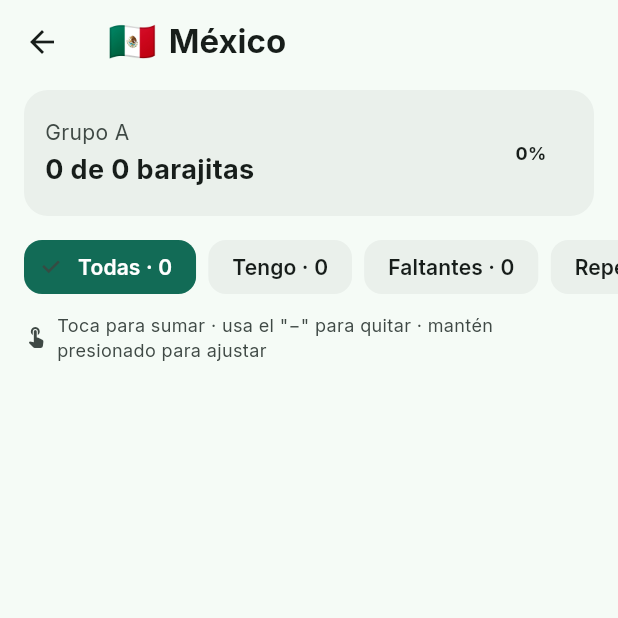
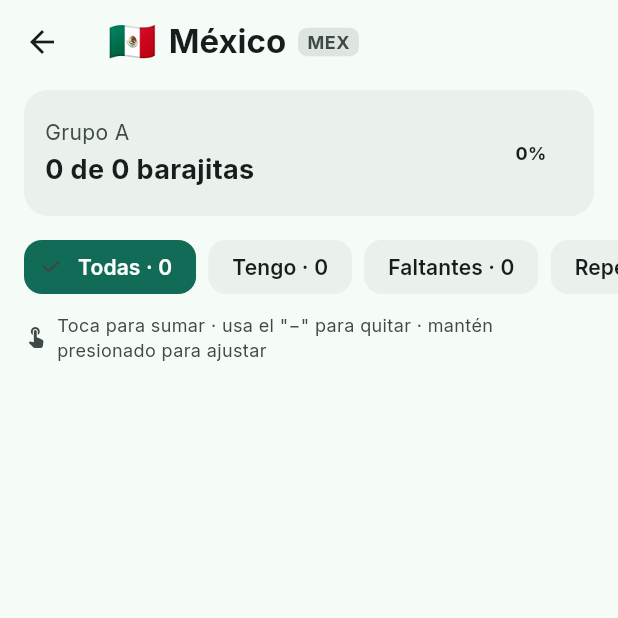
Before and after one commit to castrodeveloper12-coder/barajitas2026pan, a Flutter app: the GroupsScreen screen opened directly, after a tap on "🇲🇽", on a phone screen of 412 x 824 dp, the top half of it. Run offline on Flutter 3.47's test engine with Material 3 defaults, Android fonts, the phone set to English and light mode, and no system bars; our stand-ins replace google_fonts, share_plus, sqflite; accounts and stored records are empty; statements that could not run were skipped.

Commit message:
Show 3-letter country code next to team names
Adds the team code (BRA, MEX, ESP…) as a small badge next to the country
name on the Groups screen rows and in the team detail AppBar so collectors
can match the album abbreviations at a glance.

https://claude.ai/code/session_01WAiz2brmHza3ACLHWoTpuC

```diff
--- a/lib/screens/groups_screen.dart
+++ b/lib/screens/groups_screen.dart
@@ -275,12 +275,38 @@ class _TeamRow extends StatelessWidget {
             Text(team.flag, style: const TextStyle(fontSize: 24)),
             const SizedBox(width: 10),
             Expanded(
+              child: Row(
+                children: [
+                  Flexible(
                     child: Text(
                       team.name,
+                      maxLines: 1,
+                      overflow: TextOverflow.ellipsis,
                       style: const TextStyle(
                         fontWeight: FontWeight.w600,
                         fontSize: 15,
                       ),
+                    ),
+                  ),
+                  const SizedBox(width: 6),
+                  Container(
+                    padding:
+                        const EdgeInsets.symmetric(horizontal: 6, vertical: 2),
+                    decoration: BoxDecoration(
+                      color: scheme.surfaceContainerHighest,
+                      borderRadius: BorderRadius.circular(6),
+                    ),
+                    child: Text(
+                      team.code,
+                      style: TextStyle(
+                        color: scheme.onSurfaceVariant,
+                        fontSize: 11,
+                        fontWeight: FontWeight.w700,
+                        letterSpacing: 0.4,
+                      ),
+                    ),
+                  ),
+                ],
               ),
             ),
             if (completed)
--- a/lib/screens/team_detail_screen.dart
+++ b/lib/screens/team_detail_screen.dart
@@ -48,7 +48,30 @@ class _TeamDetailScreenState extends State<TeamDetailScreen> {
           children: [
             Text(team.flag, style: const TextStyle(fontSize: 26)),
             const SizedBox(width: 8),
-            Flexible(child: Text(team.name)),
+            Flexible(
+              child: Text(
+                team.name,
+                maxLines: 1,
+                overflow: TextOverflow.ellipsis,
+              ),
+            ),
+            const SizedBox(width: 8),
+            Container(
+              padding: const EdgeInsets.symmetric(horizontal: 6, vertical: 2),
+              decoration: BoxDecoration(
+                color: scheme.surfaceContainerHighest,
+                borderRadius: BorderRadius.circular(6),
+              ),
+              child: Text(
+                team.code,
+                style: TextStyle(
+                  color: scheme.onSurfaceVariant,
+                  fontSize: 12,
+                  fontWeight: FontWeight.w700,
+                  letterSpacing: 0.4,
+                ),
+              ),
+            ),
           ],
         ),
       ),
```
Lines whose indentation alone changed are shown as unchanged.
